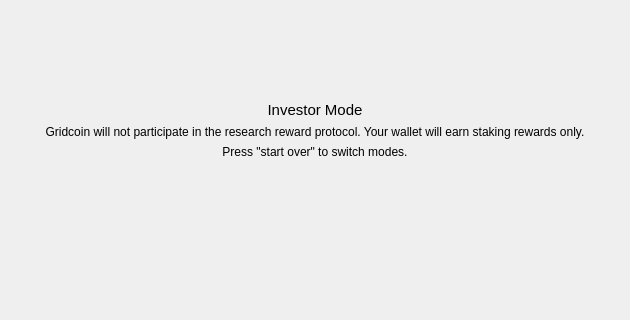
The window that src/qt/forms/researcherwizardinvestorpage.ui (gridcoin-community/Gridcoin-Research) describes before a commit, drawn with Qt 5; both pictures show x 0 to 630 and y 0 to 320 of the 630 by 480 pixel window.
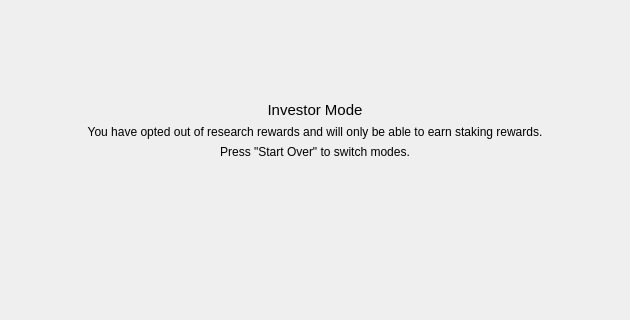
The same window after the commit. Icons and pictures are not drawn.

Commit message: Change research wizard text

Patch:
```diff
--- a/src/qt/forms/researcherwizardinvestorpage.ui
+++ b/src/qt/forms/researcherwizardinvestorpage.ui
@@ -91,7 +91,7 @@
    <item alignment="Qt::AlignVCenter">
     <widget class="QLabel" name="investorLabel">
      <property name="text">
-      <string>Gridcoin will not participate in the research reward protocol. Your wallet will earn staking rewards only.</string>
+     <string>You have opted out of research rewards and will only be able to earn staking rewards.</string>
      </property>
      <property name="alignment">
       <set>Qt::AlignCenter</set>
@@ -104,7 +104,7 @@
    <item>
     <widget class="QLabel" name="startOverLabel">
      <property name="text">
-      <string>Press &quot;start over&quot; to switch modes.</string>
+      <string>Press &quot;Start Over&quot; to switch modes.</string>
      </property>
      <property name="alignment">
       <set>Qt::AlignCenter</set>
```
The commit also changes 1 other file.
